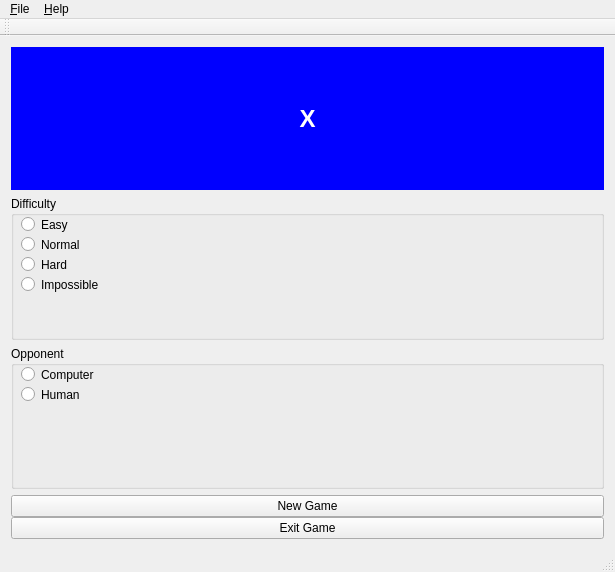
Above: TicTacToe++/winmain.ui from avindra/ttt-plusplus before the change. Below: the same form after it.
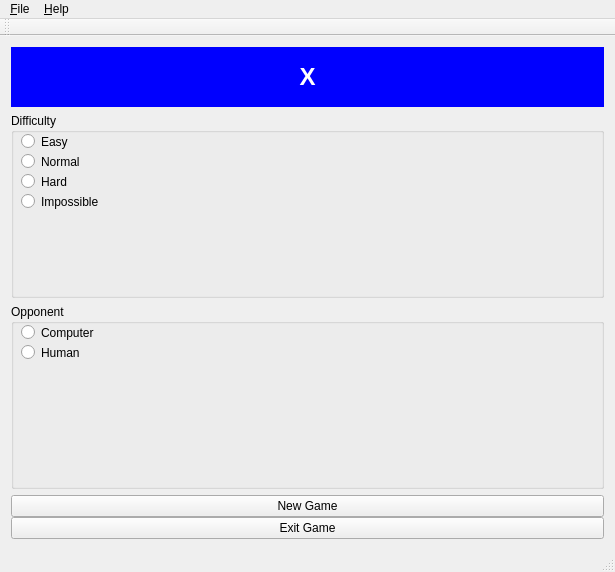
That is the form after the change.

Commit message: -lblTurn size fix -Expand individual buttons into place, makes layout much better -Now the layout is pretty good, I can start translating my AI code from C# into C++

The edit to the form file:
```diff
--- a/TicTacToe++/winmain.ui
+++ b/TicTacToe++/winmain.ui
@@ -53,6 +53,12 @@
           <height>31</height>
          </size>
         </property>
+        <property name="maximumSize">
+         <size>
+          <width>16777215</width>
+          <height>60</height>
+         </size>
+        </property>
         <property name="styleSheet">
          <string notr="true">background-color:blue;
 color:white;
```
Left out of the diff: 8 changed lines with no effect on the pictures. The commit also changes 2 other files.
